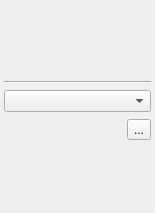
KDE/krita, file plugins/textshape/dialogs/SimpleStyleWidget.ui: the form before one commit.
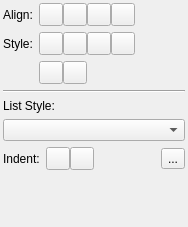
The form after the commit.

Commit message: Restore old text dialog, with some improvement Make second tab a Styles table.

Diff of the .ui file:
```diff
--- a/plugins/textshape/dialogs/SimpleStyleWidget.ui
+++ b/plugins/textshape/dialogs/SimpleStyleWidget.ui
@@ -5,30 +5,24 @@
    <rect>
     <x>0</x>
     <y>0</y>
-    <width>155</width>
-    <height>213</height>
+    <width>188</width>
+    <height>227</height>
    </rect>
   </property>
   <layout class="QGridLayout" >
    <property name="leftMargin" >
-    <number>4</number>
+    <number>3</number>
    </property>
    <property name="topMargin" >
-    <number>4</number>
+    <number>3</number>
    </property>
    <property name="rightMargin" >
-    <number>4</number>
+    <number>3</number>
    </property>
    <property name="bottomMargin" >
-    <number>4</number>
+    <number>0</number>
    </property>
-   <property name="horizontalSpacing" >
-    <number>6</number>
-   </property>
-   <property name="verticalSpacing" >
-    <number>6</number>
-   </property>
-   <item row="3" column="0" colspan="2" >
+   <item row="4" column="0" colspan="2" >
     <widget class="QFrame" name="buttonFrame2" >
      <property name="frameShadow" >
       <enum>QFrame::Raised</enum>
@@ -37,29 +31,43 @@
       <property name="spacing" >
        <number>0</number>
       </property>
-      <property name="leftMargin" >
+      <property name="margin" >
        <number>0</number>
       </property>
-      <property name="topMargin" >
-       <number>0</number>
-      </property>
-      <property name="rightMargin" >
-       <number>0</number>
-      </property>
-      <property name="bottomMargin" >
-       <number>0</number>
-      </property>
+      <item>
+       <widget class="QLabel" name="label_3" >
+        <property name="text" >
+         <string>Indent:</string>
+        </property>
+       </widget>
+      </item>
+      <item>
+       <spacer name="horizontalSpacer_2" >
+        <property name="orientation" >
+         <enum>Qt::Horizontal</enum>
+        </property>
+        <property name="sizeType" >
+         <enum>QSizePolicy::Fixed</enum>
+        </property>
+        <property name="sizeHint" stdset="0" >
+         <size>
+          <width>6</width>
+          <height>1</height>
+         </size>
+        </property>
+       </spacer>
+      </item>
       <item>
        <widget class="QToolButton" name="decreaseIndent" >
         <property name="autoRaise" >
-         <bool>true</bool>
+         <bool>false</bool>
         </property>
        </widget>
       </item>
       <item>
        <widget class="QToolButton" name="increaseIndent" >
         <property name="autoRaise" >
-         <bool>true</bool>
+         <bool>false</bool>
         </property>
        </widget>
       </item>
@@ -68,10 +76,10 @@
         <property name="orientation" >
          <enum>Qt::Horizontal</enum>
         </property>
-        <property name="sizeHint" >
+        <property name="sizeHint" stdset="0" >
          <size>
           <width>1</width>
-          <height>20</height>
+          <height>1</height>
          </size>
         </property>
        </spacer>
@@ -86,7 +94,7 @@
      </layout>
     </widget>
    </item>
-   <item row="2" column="0" colspan="2" >
+   <item row="3" column="0" colspan="2" >
     <widget class="QComboBox" name="listType" >
      <property name="maxVisibleItems" >
       <number>15</number>
@@ -105,22 +113,22 @@
      <property name="orientation" >
       <enum>Qt::Horizontal</enum>
      </property>
-     <property name="sizeHint" >
+     <property name="sizeHint" stdset="0" >
       <size>
        <width>1</width>
-       <height>71</height>
+       <height>1</height>
       </size>
      </property>
     </spacer>
    </item>
-   <item row="4" column="0" >
+   <item row="5" column="0" colspan="2" >
     <spacer>
      <property name="orientation" >
       <enum>Qt::Vertical</enum>
      </property>
-     <property name="sizeHint" >
+     <property name="sizeHint" stdset="0" >
       <size>
-       <width>111</width>
+       <width>1</width>
        <height>1</height>
       </size>
      </property>
@@ -137,98 +145,123 @@
      <property name="frameShape" >
       <enum>QFrame::NoFrame</enum>
      </property>
-     <layout class="QGridLayout" >
-      <property name="leftMargin" >
-       <number>0</number>
-      </property>
-      <property name="topMargin" >
-       <number>0</number>
-      </property>
-      <property name="rightMargin" >
-       <number>0</number>
-      </property>
-      <property name="bottomMargin" >
-       <number>0</number>
-      </property>
+     <layout class="QGridLayout" name="_2" >
       <property name="horizontalSpacing" >
        <number>0</number>
       </property>
-      <property name="verticalSpacing" >
+      <property name="margin" >
        <number>0</number>
       </property>
-      <item row="1" column="3" >
+      <item row="1" column="5" >
        <widget class="QToolButton" name="strikeOut" >
         <property name="autoRaise" >
-         <bool>true</bool>
+         <bool>false</bool>
         </property>
        </widget>
       </item>
-      <item row="0" column="3" >
+      <item row="0" column="5" >
        <widget class="QToolButton" name="alignBlock" >
         <property name="autoRaise" >
-         <bool>true</bool>
+         <bool>false</bool>
         </property>
        </widget>
       </item>
-      <item row="0" column="0" >
+      <item row="0" column="2" >
        <widget class="QToolButton" name="alignLeft" >
         <property name="autoRaise" >
-         <bool>true</bool>
+         <bool>false</bool>
         </property>
        </widget>
       </item>
-      <item row="1" column="1" >
+      <item row="1" column="3" >
        <widget class="QToolButton" name="italic" >
         <property name="autoRaise" >
-         <bool>true</bool>
+         <bool>false</bool>
         </property>
        </widget>
       </item>
-      <item row="2" column="1" >
+      <item row="2" column="3" >
        <widget class="QToolButton" name="subscript" >
         <property name="autoRaise" >
-         <bool>true</bool>
+         <bool>false</bool>
         </property>
        </widget>
       </item>
-      <item row="2" column="0" >
+      <item row="2" column="2" >
        <widget class="QToolButton" name="superscript" >
         <property name="autoRaise" >
-         <bool>true</bool>
+         <bool>false</bool>
         </property>
        </widget>
       </item>
-      <item row="0" column="2" >
+      <item row="0" column="4" >
        <widget class="QToolButton" name="alignRight" >
         <property name="autoRaise" >
-         <bool>true</bool>
+         <bool>false</bool>
         </property>
        </widget>
       </item>
-      <item row="0" column="1" >
+      <item row="0" column="3" >
        <widget class="QToolButton" name="alignCenter" >
         <property name="autoRaise" >
-         <bool>true</bool>
+         <bool>false</bool>
         </property>
        </widget>
       </item>
-      <item row="1" column="2" >
+      <item row="1" column="4" >
        <widget class="QToolButton" name="underline" >
         <property name="autoRaise" >
-         <bool>true</bool>
+         <bool>false</bool>
         </property>
        </widget>
       </item>
-      <item row="1" column="0" >
+      <item row="1" column="2" >
        <widget class="QToolButton" name="bold" >
         <property name="autoRaise" >
-         <bool>true</bool>
+         <bool>false</bool>
         </property>
        </widget>
       </item>
+      <item row="0" column="0" >
+       <widget class="QLabel" name="label" >
+        <property name="text" >
+         <string>Align:</string>
+        </property>
+       </widget>
+      </item>
+      <item row="1" column="0" >
+       <widget class="QLabel" name="label_2" >
+        <property name="text" >
+         <string>Style:</string>
+        </property>
+       </widget>
+      </item>
+      <item row="1" column="1" >
+       <spacer name="horizontalSpacer" >
+        <property name="orientation" >
+         <enum>Qt::Horizontal</enum>
+        </property>
+        <property name="sizeType" >
+         <enum>QSizePolicy::Fixed</enum>
+        </property>
+        <property name="sizeHint" stdset="0" >
+         <size>
+          <width>6</width>
+          <height>1</height>
+         </size>
+        </property>
+       </spacer>
+      </item>
      </layout>
     </widget>
    </item>
+   <item row="2" column="0" colspan="2" >
+    <widget class="QLabel" name="label_4" >
+     <property name="text" >
+      <string>List Style:</string>
+     </property>
+    </widget>
+   </item>
   </layout>
  </widget>
  <tabstops>
```
The commit also changes 15 other files.
